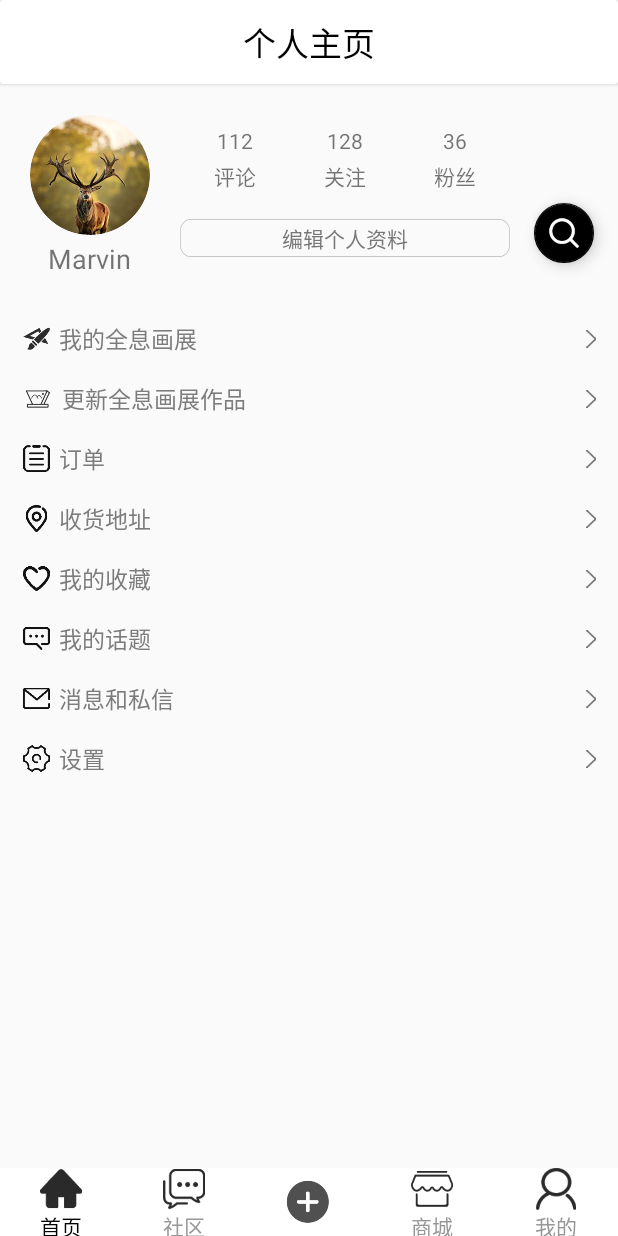
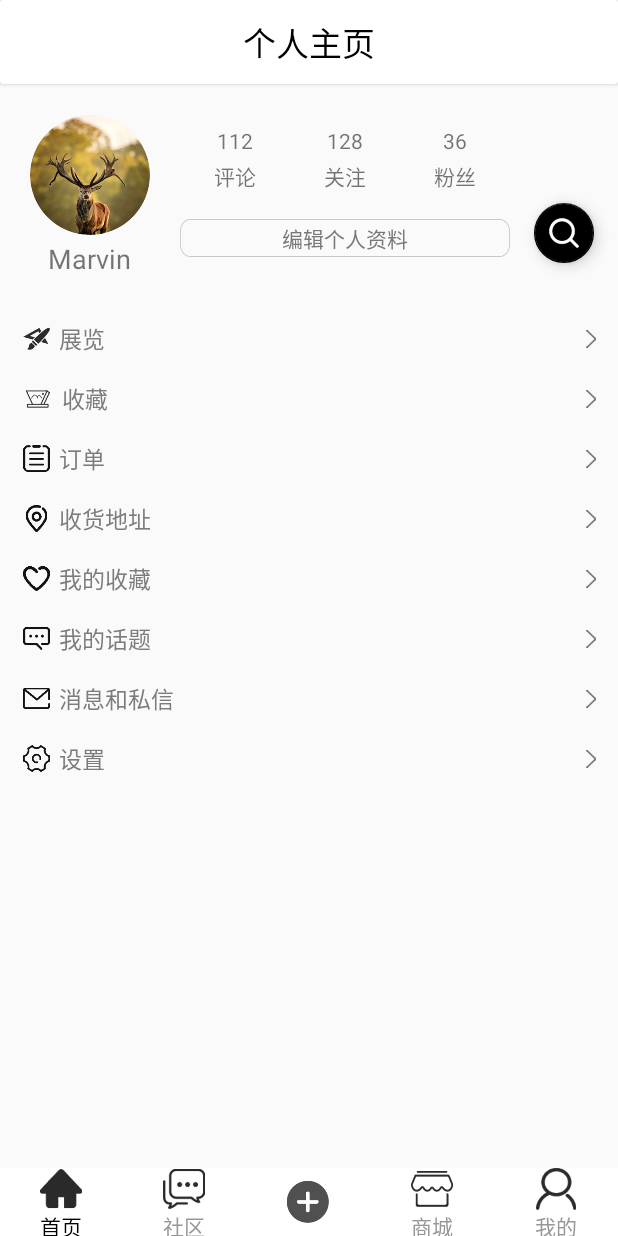
Before and after one commit to seek-art/seek-art-android, an Android app: the fragment Mine_Fragment placed in its activity, on a phone screen of 412 x 824 dp. Run offline under Robolectric (Android 15) with nearby library versions, the phone set to English and light mode, and no system bars; our stand-ins replace ButterKnife, CircleImageView; libraries missing offline, so code that uses them is left out: com.youth.banner, me.drakeet.materialdialog; 4 statements that could not run were skipped.

Commit message:
Add something disgusting code

```diff
--- a/app/src/main/java/com/android/xunyi/Activity/MorePopWin.java
+++ b/app/src/main/java/com/android/xunyi/Activity/MorePopWin.java
@@ -26,7 +26,7 @@ public class MorePopWin extends PopupWindow {
         btn_show1 = (Button) view.findViewById(R.id.more_pop_show);
         btn_show2 = (Button) view.findViewById(R.id.more_pop_cate);
         btn_show3 = (Button) view.findViewById(R.id.more_pop_vr);
-        btn_show4 = (Button) view.findViewById(R.id.more_pop_art);
+        btn_show4 = (Button) view.findViewById(R.id.more_company);
         btn_cancel = (Button) view.findViewById(R.id.more_pop_return);
         // 取消按钮
         btn_cancel.setOnClickListener(new View.OnClickListener() {
--- a/app/src/main/java/com/android/xunyi/Activity/WaitActivity.java
+++ b/app/src/main/java/com/android/xunyi/Activity/WaitActivity.java
@@ -7,10 +7,8 @@ import android.support.v7.app.ActionBar;
 import android.support.v7.app.AppCompatActivity;
 import android.view.Window;
 import android.view.WindowManager;
-import android.view.animation.AlphaAnimation;
 import android.widget.RelativeLayout;
 import android.widget.TextView;
-
 import com.android.xunyi.R;
 
 import java.util.Timer;
@@ -33,9 +31,6 @@ public class WaitActivity extends AppCompatActivity {
 
         //获取组件
         RelativeLayout r1_splash = (RelativeLayout)findViewById(R.id.r1_splash);
-        tv_splash_version = (TextView)findViewById(R.id.tv_splash_version);
-
-        tv_splash_version.setText("版本号：" + getVersion());
 
         //背景透明度变化3秒内从0.3变到1.0
         /*AlphaAnimation aa = new AlphaAnimation(0.3f, 1.0f);
--- a/app/src/main/res/layout/activity_home.xml
+++ b/app/src/main/res/layout/activity_home.xml
@@ -14,26 +14,25 @@
     <ScrollView
         android:id="@+id/homesrollview"
         android:layout_width="match_parent"
-        android:layout_height="match_parent"
-        >
+        android:layout_height="match_parent">
+
         <FrameLayout
-            android:layout_gravity="top"
             android:id="@+id/content"
             android:layout_width="match_parent"
-            android:layout_height="match_parent">
-        </FrameLayout>
+            android:layout_height="match_parent"
+            android:layout_gravity="top"/>
     </ScrollView>
+
     <android.support.design.widget.FloatingActionButton
-        app:backgroundTint="#000"
-        app:fabSize="mini"
         android:id="@+id/fangda"
-        android:layout_gravity="top|end"
-        android:src="@drawable/fangda"
         android:layout_width="wrap_content"
         android:layout_height="wrap_content"
+        android:layout_gravity="top|end"
+        android:layout_marginRight="16dp"
         android:layout_marginTop="135dp"
-        android:layout_marginRight="16dp"
-        />
+        android:src="@drawable/fangda"
+        app:backgroundTint="#000"
+        app:fabSize="mini" />
     <!--    <android.support.design.widget.FloatingActionButton
             app:backgroundTint="#000"
             app:fabSize="mini"
@@ -46,36 +45,36 @@
             android:layout_marginBottom="75dp"/>-->
 
     <android.support.design.widget.FloatingActionButton
-        app:backgroundTint="#000"
-        app:fabSize="mini"
         android:id="@+id/write"
-        android:layout_gravity="bottom|end"
-        android:src="@drawable/write"
         android:layout_width="wrap_content"
         android:layout_height="wrap_content"
+        android:layout_gravity="bottom|end"
+        android:layout_marginBottom="75dp"
         android:layout_marginRight="16dp"
-        android:layout_marginBottom="75dp"
-        />
+        android:src="@drawable/write"
+        app:backgroundTint="#000"
+        app:fabSize="mini" />
 
     <!--底部导航 开始-->
     <LinearLayout
         android:id="@+id/bottom_nav"
-                    android:layout_gravity="bottom"
         android:layout_width="match_parent"
         android:layout_height="45dp"
-                    android:background="#FFFFFF" >
+        android:layout_gravity="bottom"
+        android:background="#FFFFFF">
+
         <RelativeLayout
             android:id="@+id/homepage_layout"
             android:layout_width="0dp"
             android:layout_height="match_parent"
-                        android:layout_weight="1" >
+            android:layout_weight="1">
 
             <LinearLayout
                 android:layout_width="match_parent"
                 android:layout_height="wrap_content"
-                            android:orientation="vertical"
+                android:layout_alignParentStart="true"
                 android:layout_centerVertical="true"
-                            android:layout_alignParentStart="true">
+                android:orientation="vertical">
 
                 <ImageView
                     android:id="@+id/homepage_image"
@@ -93,18 +92,19 @@
                     android:textColor="#000" />
             </LinearLayout>
         </RelativeLayout>
+
         <RelativeLayout
             android:id="@+id/social_layout"
             android:layout_width="0dp"
             android:layout_height="match_parent"
-                        android:layout_weight="1" >
+            android:layout_weight="1">
 
             <LinearLayout
                 android:layout_width="match_parent"
                 android:layout_height="wrap_content"
-                            android:orientation="vertical"
+                android:layout_alignParentStart="true"
                 android:layout_centerVertical="true"
-                            android:layout_alignParentStart="true">
+                android:orientation="vertical">
 
                 <ImageView
                     android:id="@+id/social_image"
@@ -122,18 +122,19 @@
                     android:textColor="#979797" />
             </LinearLayout>
         </RelativeLayout>
+
         <RelativeLayout
             android:id="@+id/more_layout"
             android:layout_width="0dp"
             android:layout_height="match_parent"
-                        android:layout_weight="1" >
+            android:layout_weight="1">
 
             <LinearLayout
                 android:layout_width="match_parent"
                 android:layout_height="wrap_content"
-                            android:orientation="vertical"
+                android:layout_alignParentStart="true"
                 android:layout_centerVertical="true"
-                            android:layout_alignParentStart="true">
+                android:orientation="vertical">
 
                 <ImageView
                     android:id="@+id/more_image"
@@ -143,18 +144,19 @@
                     android:src="@drawable/menu_more" />
             </LinearLayout>
         </RelativeLayout>
+
         <RelativeLayout
             android:id="@+id/shopping_layout"
             android:layout_width="0dp"
             android:layout_height="match_parent"
-                        android:layout_weight="1" >
+            android:layout_weight="1">
 
             <LinearLayout
                 android:layout_width="match_parent"
                 android:layout_height="wrap_content"
-                            android:orientation="vertical"
+                android:layout_alignParentStart="true"
                 android:layout_centerVertical="true"
-                            android:layout_alignParentStart="true">
+                android:orientation="vertical">
 
                 <ImageView
                     android:id="@+id/shopping_image"
@@ -177,14 +179,14 @@
             android:id="@+id/mine_layout"
             android:layout_width="0dp"
             android:layout_height="match_parent"
-                        android:layout_weight="1" >
+            android:layout_weight="1">
 
             <LinearLayout
                 android:layout_width="match_parent"
                 android:layout_height="wrap_content"
-                            android:orientation="vertical"
+                android:layout_alignParentStart="true"
                 android:layout_centerVertical="true"
-                            android:layout_alignParentStart="true">
+                android:orientation="vertical">
 
                 <ImageView
                     android:id="@+id/mine_image"
@@ -207,6 +209,4 @@
     <!--底部导航 结束-->
 
 
-
-
 </FrameLayout>
--- a/app/src/main/res/layout/activity_mine.xml
+++ b/app/src/main/res/layout/activity_mine.xml
@@ -139,7 +139,7 @@
                 android:layout_toRightOf="@id/img_draw"
                 android:textSize="15sp"
                 android:textColor="#7C7C7C"
-                android:text="我的全息画展"
+                android:text="展览"
                 android:layout_width="wrap_content"
                 android:layout_height="wrap_content" />
 
@@ -176,7 +176,7 @@
                 android:layout_toRightOf="@id/img_control"
                 android:textSize="15sp"
                 android:textColor="#7C7C7C"
-                android:text="更新全息画展作品"
+                android:text="收藏"
                 android:layout_width="wrap_content"
                 android:layout_height="wrap_content" />
             <ImageView
--- a/app/src/main/res/layout/more_pop.xml
+++ b/app/src/main/res/layout/more_pop.xml
@@ -108,7 +108,7 @@
                 android:layout_weight="1"
                 android:orientation="vertical">
             <Button
-                android:id="@+id/more_pop_art"
+                android:id="@+id/more_company"
                 android:layout_width="300px"
                 android:layout_height="300px"
                 android:background="@drawable/more_show4"
```
Also changed, not shown: app/src/main/AndroidManifest.xml (+9 -5 lines), app/src/main/java/com/android/xunyi/Activity/CompanyDetailActivity.java (added, +48 -0 lines), app/src/main/java/com/android/xunyi/Activity/CompanyListActivity.java (added, +40 -0 lines), app/src/main/java/com/android/xunyi/Activity/Home_Activity.java (+25 -31 lines), app/src/main/java/com/android/xunyi/Activity/LoginActivity.java (+3 -6 lines), app/src/main/java/com/android/xunyi/Adapter/CompanyListAdapter.java (added, +68 -0 lines), app/src/main/java/com/android/xunyi/Entity/Company.java (added, +42 -0 lines), app/src/main/res/layout/activity_company_list.xml (added, +11 -0 lines), app/src/main/res/layout/company_detail.xml (added, +41 -0 lines), app/src/main/res/layout/company_item.xml (added, +44 -0 lines), app/src/main/res/layout/welcome_activity.xml (+13 -13 lines), app/src/main/res/drawable/company_1_img.jpg (added), app/src/main/res/drawable/company_2_img.jpg (added), app/src/main/res/drawable/company_apple.jpg (added), 1 more files. Lines whose indentation alone changed are shown as unchanged.
